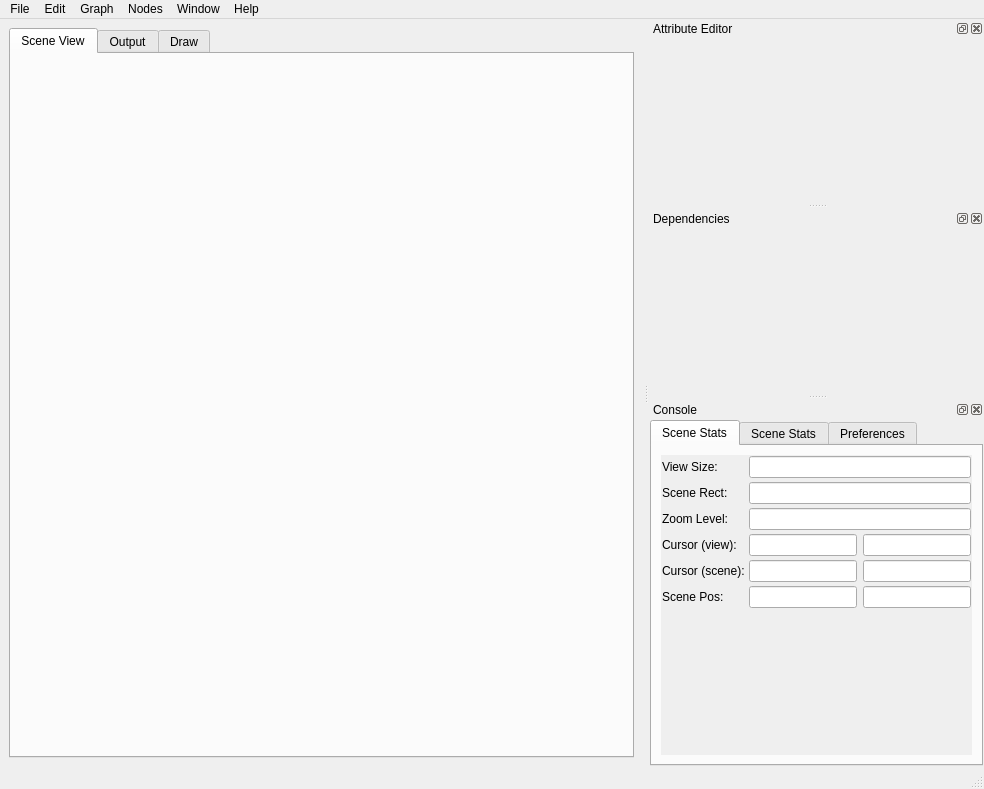
Above: ui/SceneGraph.ui from mfessenden/SceneGraph before the change. Below: the same form after it.
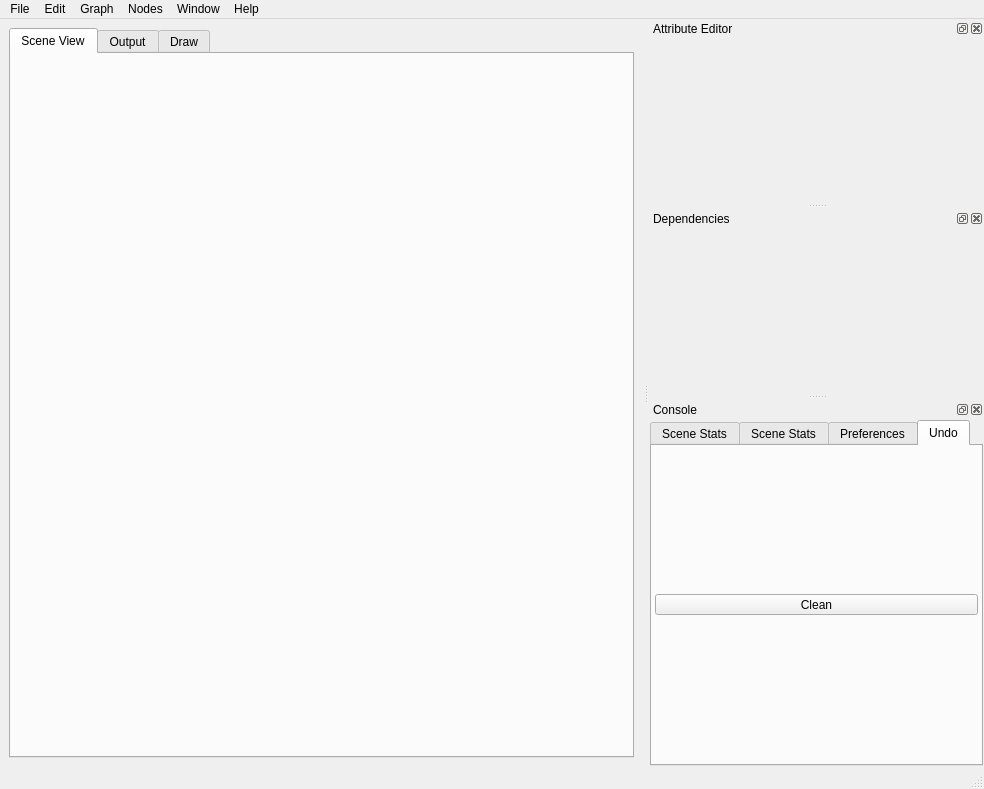
That is the form after the change. The open tabs and pages were chosen to show the change. Icons and pictures are not drawn.

Commit message: - implement basic undo/redo commands  **not fully working yet - add Graph methods to query snapshots of nodes/graph attributes - add Graph restore method (for file reading, undo state restore) - renamed several methods for clarity - add SceneGraphUI.promptDialog - add function to prompt user to save file on close - add SCENEGRAPH_USER_WORK_PATH global

```diff
--- a/ui/SceneGraph.ui
+++ b/ui/SceneGraph.ui
@@ -344,7 +344,7 @@
               <x>0</x>
               <y>0</y>
               <width>361</width>
-              <height>348</height>
+              <height>294</height>
              </rect>
             </property>
             <layout class="QFormLayout" name="consoleScrollAreaLayout">
@@ -658,6 +658,45 @@
          </item>
         </layout>
        </widget>
+       <widget class="QWidget" name="tab_undo">
+        <attribute name="title">
+         <string>Undo</string>
+        </attribute>
+        <layout class="QVBoxLayout" name="undoLayout">
+         <property name="spacing">
+          <number>3</number>
+         </property>
+         <property name="margin">
+          <number>3</number>
+         </property>
+         <item>
+          <layout class="QHBoxLayout" name="undoButtonsLayout">
+           <property name="spacing">
+            <number>3</number>
+           </property>
+           <item>
+            <widget class="QToolButton" name="button_undo_clean">
+             <property name="sizePolicy">
+              <sizepolicy hsizetype="MinimumExpanding" vsizetype="Fixed">
+               <horstretch>0</horstretch>
+               <verstretch>0</verstretch>
+              </sizepolicy>
+             </property>
+             <property name="minimumSize">
+              <size>
+               <width>90</width>
+               <height>0</height>
+              </size>
+             </property>
+             <property name="text">
+              <string>Clean</string>
+             </property>
+            </widget>
+           </item>
+          </layout>
+         </item>
+        </layout>
+       </widget>
       </widget>
      </item>
     </layout>
```
Left out of the diff: 25 changed lines with no effect on the pictures. The commit also changes 16 other files.
